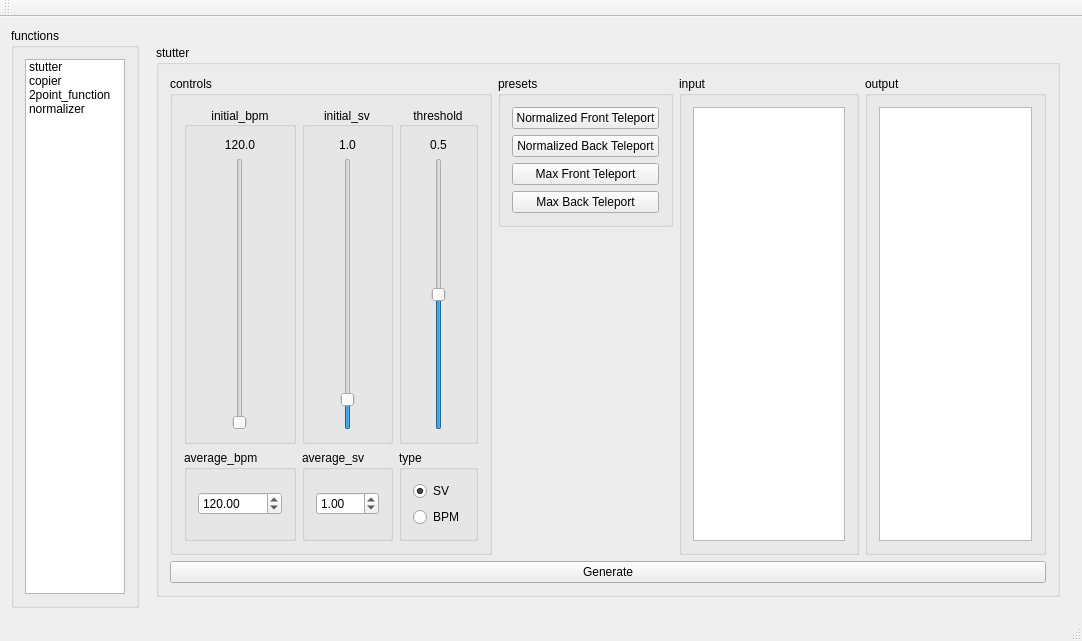
Above: src/ui/mainwindow.ui from Eve-ning/reamber before the change. Below: the same form after it.
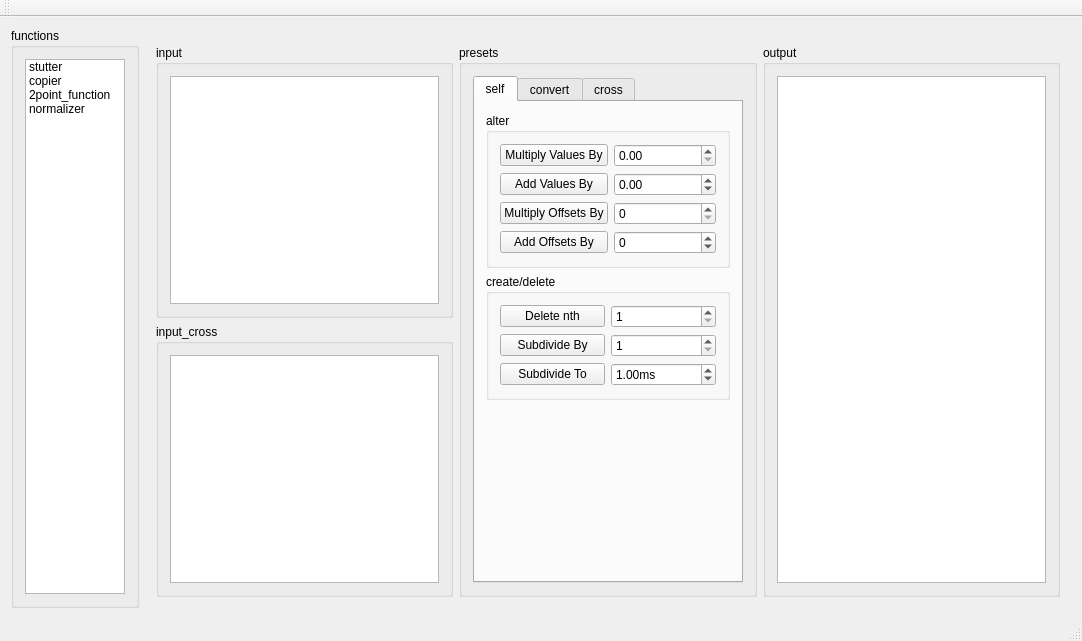
That is the form after the change. Custom widgets are drawn as their Qt base class.

Commit message: Added framework for alter

```diff
--- a/src/ui/mainwindow.ui
+++ b/src/ui/mainwindow.ui
@@ -18,7 +18,7 @@
     <item row="1" column="1">
      <widget class="QStackedWidget" name="stackedWidget">
       <property name="currentIndex">
-       <number>0</number>
+       <number>4</number>
       </property>
       <widget class="QWidget" name="page_stutter">
        <layout class="QGridLayout" name="gridLayout_3">
@@ -1177,6 +1177,316 @@
         </item>
        </layout>
       </widget>
+      <widget class="QWidget" name="page_alter">
+       <layout class="QGridLayout" name="gridLayout_44">
+        <item row="0" column="0">
+         <widget class="QGroupBox" name="alter_input_lo">
+          <property name="title">
+           <string>input</string>
+          </property>
+          <layout class="QGridLayout" name="gridLayout_48">
+           <item row="0" column="0">
+            <widget class="QPlainTextEdit" name="alter_input"/>
+           </item>
+          </layout>
+         </widget>
+        </item>
+        <item row="1" column="0">
+         <widget class="QGroupBox" name="alter_input_cross_lo">
+          <property name="title">
+           <string>input_cross</string>
+          </property>
+          <layout class="QGridLayout" name="gridLayout_53">
+           <item row="0" column="0">
+            <widget class="QPlainTextEdit" name="alter_input_cross"/>
+           </item>
+          </layout>
+         </widget>
+        </item>
+        <item row="0" column="1" rowspan="2">
+         <widget class="QGroupBox" name="alter_preset_lo">
+          <property name="title">
+           <string>presets</string>
+          </property>
+          <layout class="QGridLayout" name="gridLayout_45">
+           <item row="0" column="0">
+            <widget class="QTabWidget" name="alter_preset_tab">
+             <property name="currentIndex">
+              <number>0</number>
+             </property>
+             <widget class="QWidget" name="alter_self">
+              <attribute name="title">
+               <string>self</string>
+              </attribute>
+              <layout class="QGridLayout" name="gridLayout_55">
+               <item row="0" column="0">
+                <widget class="QGroupBox" name="alter_self_lo_1">
+                 <property name="title">
+                  <string>alter</string>
+                 </property>
+                 <layout class="QGridLayout" name="gridLayout_54">
+                  <item row="2" column="1">
+                   <widget class="QSpinBox" name="alter_self_mo"/>
+                  </item>
+                  <item row="0" column="0">
+                   <widget class="QPushButton" name="alter_self_mv_b">
+                    <property name="text">
+                     <string>Multiply Values By</string>
+                    </property>
+                   </widget>
+                  </item>
+                  <item row="0" column="1">
+                   <widget class="QDoubleSpinBox" name="alter_self_mv"/>
+                  </item>
+                  <item row="3" column="1">
+                   <widget class="QSpinBox" name="alter_self_ao">
+                    <property name="minimum">
+                     <number>-999999</number>
+                    </property>
+                    <property name="maximum">
+                     <number>999999</number>
+                    </property>
+                   </widget>
+                  </item>
+                  <item row="2" column="0">
+                   <widget class="QPushButton" name="alter_self_mo_b">
+                    <property name="text">
+                     <string>Multiply Offsets By</string>
+                    </property>
+                   </widget>
+                  </item>
+                  <item row="1" column="1">
+                   <widget class="QDoubleSpinBox" name="alter_self_av">
+                    <property name="minimum">
+                     <double>-999999.000000000000000</double>
+                    </property>
+                    <property name="maximum">
+                     <double>999999.000000000000000</double>
+                    </property>
+                   </widget>
+                  </item>
+                  <item row="1" column="0">
+                   <widget class="QPushButton" name="alter_self_av_b">
+                    <property name="text">
+                     <string>Add Values By</string>
+                    </property>
+                   </widget>
+                  </item>
+                  <item row="3" column="0">
+                   <widget class="QPushButton" name="alter_self_ao_b">
+                    <property name="text">
+                     <string>Add Offsets By</string>
+                    </property>
+                   </widget>
+                  </item>
+                 </layout>
+                </widget>
+               </item>
+               <item row="2" column="0">
+                <spacer name="verticalSpacer_2">
+                 <property name="orientation">
+                  <enum>Qt::Vertical</enum>
+                 </property>
+                 <property name="sizeHint" stdset="0">
+                  <size>
+                   <width>20</width>
+                   <height>40</height>
+                  </size>
+                 </property>
+                </spacer>
+               </item>
+               <item row="1" column="0">
+                <widget class="QGroupBox" name="alter_self_lo_2">
+                 <property name="title">
+                  <string>create/delete</string>
+                 </property>
+                 <layout class="QGridLayout" name="gridLayout_49">
+                  <item row="0" column="1">
+                   <widget class="QSpinBox" name="alter_self_del">
+                    <property name="minimum">
+                     <number>1</number>
+                    </property>
+                    <property name="maximum">
+                     <number>999999</number>
+                    </property>
+                   </widget>
+                  </item>
+                  <item row="1" column="1">
+                   <widget class="QSpinBox" name="alter_self_subd_by_b_2">
+                    <property name="minimum">
+                     <number>1</number>
+                    </property>
+                   </widget>
+                  </item>
+                  <item row="1" column="0">
+                   <widget class="QPushButton" name="alter_self_subd_by_b">
+                    <property name="text">
+                     <string>Subdivide By</string>
+                    </property>
+                   </widget>
+                  </item>
+                  <item row="0" column="0">
+                   <widget class="QPushButton" name="alter_self_del_b">
+                    <property name="text">
+                     <string>Delete nth</string>
+                    </property>
+                   </widget>
+                  </item>
+                  <item row="2" column="0">
+                   <widget class="QPushButton" name="alter_self_subd_to_b">
+                    <property name="text">
+                     <string>Subdivide To</string>
+                    </property>
+                   </widget>
+                  </item>
+                  <item row="2" column="1">
+                   <widget class="QDoubleSpinBox" name="alter_self_subd_to">
+                    <property name="suffix">
+                     <string>ms</string>
+                    </property>
+                    <property name="minimum">
+                     <double>0.100000000000000</double>
+                    </property>
+                    <property name="maximum">
+                     <double>999999.000000000000000</double>
+                    </property>
+                    <property name="value">
+                     <double>1.000000000000000</double>
+                    </property>
+                   </widget>
+                  </item>
+                 </layout>
+                </widget>
+               </item>
+              </layout>
+             </widget>
+             <widget class="QWidget" name="alter_preset_convert">
+              <attribute name="title">
+               <string>convert</string>
+              </attribute>
+              <layout class="QGridLayout" name="gridLayout_56">
+               <item row="0" column="0">
+                <widget class="QGroupBox" name="groupBox_3">
+                 <property name="title">
+                  <string>convert</string>
+                 </property>
+                 <layout class="QGridLayout" name="gridLayout_50">
+                  <item row="1" column="0">
+                   <widget class="QPushButton" name="pushButton_5">
+                    <property name="text">
+                     <string>Convert To BPM</string>
+                    </property>
+                   </widget>
+                  </item>
+                  <item row="2" column="0">
+                   <widget class="QPushButton" name="pushButton_6">
+                    <property name="text">
+                     <string>Convert To SV</string>
+                    </property>
+                   </widget>
+                  </item>
+                  <item row="1" column="1" rowspan="2">
+                   <widget class="QGroupBox" name="groupBox_5">
+                    <property name="title">
+                     <string>reference bpm</string>
+                    </property>
+                    <layout class="QGridLayout" name="gridLayout_51">
+                     <item row="0" column="0">
+                      <widget class="QDoubleSpinBox" name="doubleSpinBox_5">
+                       <property name="minimum">
+                        <double>0.010000000000000</double>
+                       </property>
+                       <property name="maximum">
+                        <double>9999999.000000000000000</double>
+                       </property>
+                       <property name="value">
+                        <double>120.000000000000000</double>
+                       </property>
+                      </widget>
+                     </item>
+                    </layout>
+                   </widget>
+                  </item>
+                 </layout>
+                </widget>
+               </item>
+               <item row="1" column="0">
+                <spacer name="alter_vs_2">
+                 <property name="orientation">
+                  <enum>Qt::Vertical</enum>
+                 </property>
+                 <property name="sizeHint" stdset="0">
+                  <size>
+                   <width>20</width>
+                   <height>40</height>
+                  </size>
+                 </property>
+                </spacer>
+               </item>
+              </layout>
+             </widget>
+             <widget class="QWidget" name="alter_preset_cross">
+              <attribute name="title">
+               <string>cross</string>
+              </attribute>
+              <layout class="QGridLayout" name="gridLayout_58">
+               <item row="0" column="0">
+                <widget class="QGroupBox" name="groupBox_6">
+                 <property name="title">
+                  <string>cross</string>
+                 </property>
+                 <layout class="QGridLayout" name="gridLayout_57">
+                  <item row="0" column="0">
+                   <widget class="QPushButton" name="pushButton_7">
+                    <property name="text">
+                     <string>Cross Multiply Values</string>
+                    </property>
+                   </widget>
+                  </item>
+                  <item row="1" column="0">
+                   <widget class="QPushButton" name="pushButton_8">
+                    <property name="text">
+                     <string>Cross Add Values</string>
+                    </property>
+                   </widget>
+                  </item>
+                 </layout>
+                </widget>
+               </item>
+               <item row="1" column="0">
+                <spacer name="verticalSpacer_3">
+                 <property name="orientation">
+                  <enum>Qt::Vertical</enum>
+                 </property>
+                 <property name="sizeHint" stdset="0">
+                  <size>
+                   <width>20</width>
+                   <height>40</height>
+                  </size>
+                 </property>
+                </spacer>
+               </item>
+              </layout>
+             </widget>
+            </widget>
+           </item>
+          </layout>
+         </widget>
+        </item>
+        <item row="0" column="3" rowspan="2">
+         <widget class="QGroupBox" name="alter_output_lo">
+          <property name="title">
+           <string>output</string>
+          </property>
+          <layout class="QGridLayout" name="gridLayout_47">
+           <item row="0" column="0">
+            <widget class="QPlainTextEdit" name="alter_output"/>
+           </item>
+          </layout>
+         </widget>
+        </item>
+       </layout>
+      </widget>
      </widget>
     </item>
     <item row="0" column="0" rowspan="2">
```
The commit also changes 1 other file.
